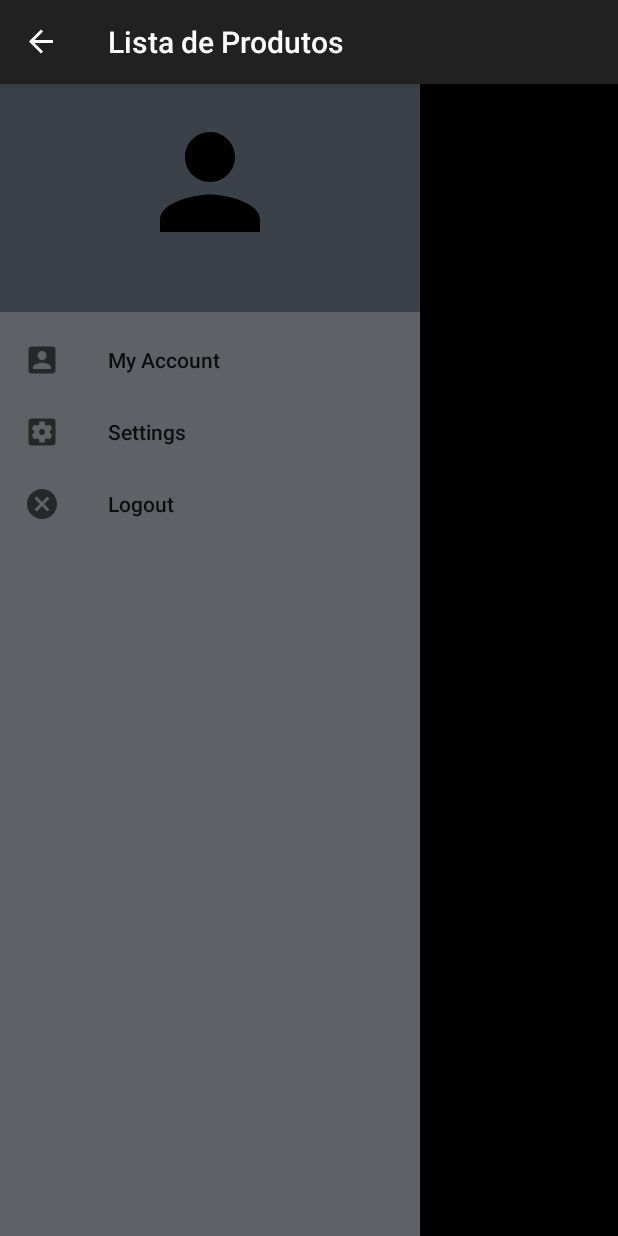
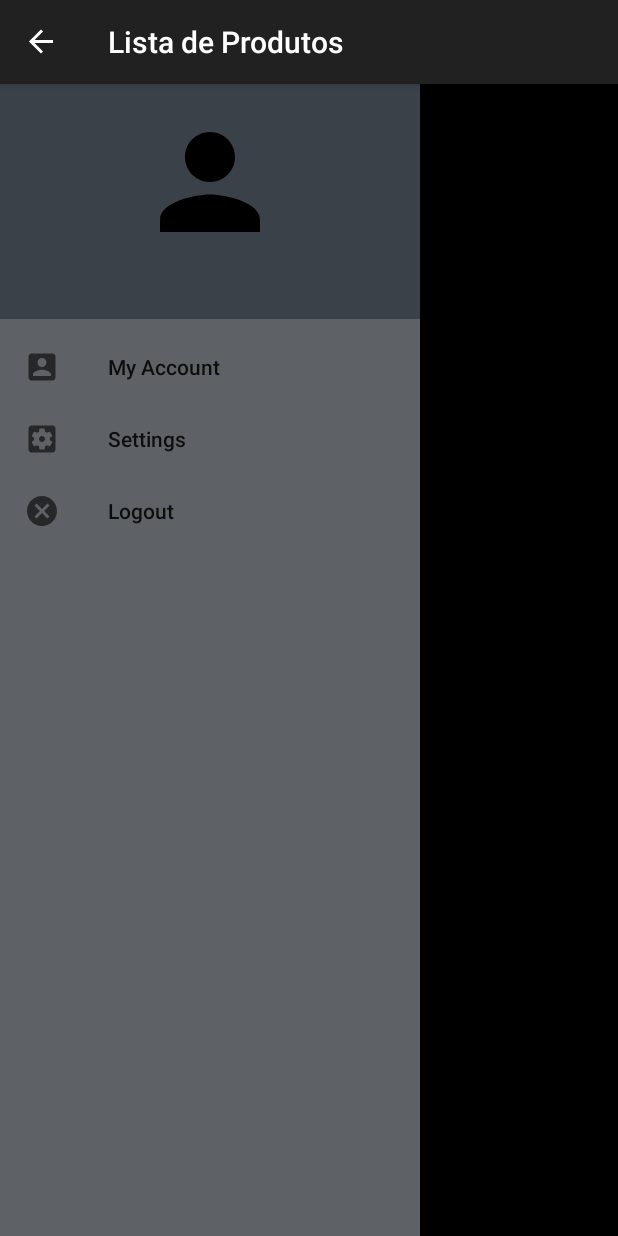
Before and after one commit to DanielAvelar/app-crud, an Android app: the MainActivity screen opened directly, with no data from a screen before it, with the side drawer open, on a phone screen of 412 x 824 dp. Run offline under Robolectric (Android 15) with nearby library versions, the phone set to English and light mode, and no system bars.

Commit message:
Novas implementações

```diff
--- a/app/src/main/res/layout/nav_header.xml
+++ b/app/src/main/res/layout/nav_header.xml
@@ -8,10 +8,11 @@
 
     <ImageView
         android:id="@+id/image_id"
+        android:contentDescription="@string/hint_user"
         android:layout_width="100dp"
         android:layout_height="100dp"
         android:layout_marginTop="15dp"
-        android:layout_marginBottom="15dp"
+        android:layout_marginBottom="10dp"
         android:background="@drawable/ic_person_black_24dp" />
 
     <TextView
@@ -20,6 +21,8 @@
         android:layout_height="wrap_content"
         android:textSize="15sp"
         android:textStyle="bold"
-        android:textColor="@color/lbl_list_item"/>
+        android:gravity="center"
+        android:layout_marginBottom="10dp"
+        android:textColor="@color/text_black"/>
 
 </LinearLayout>
```
